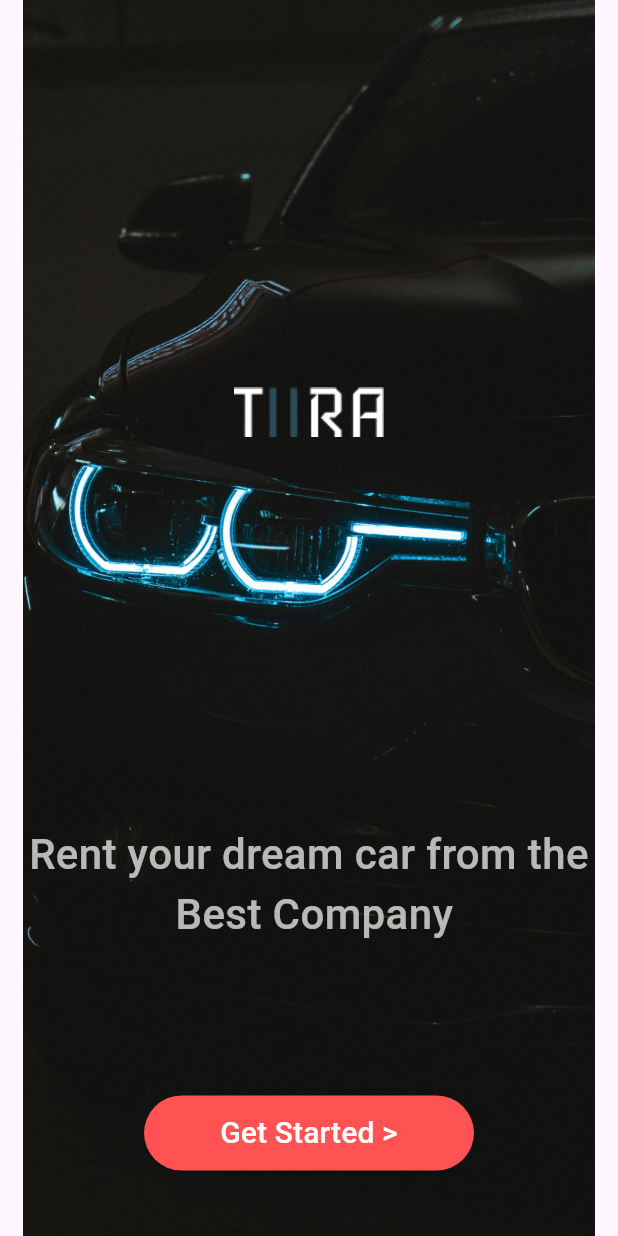
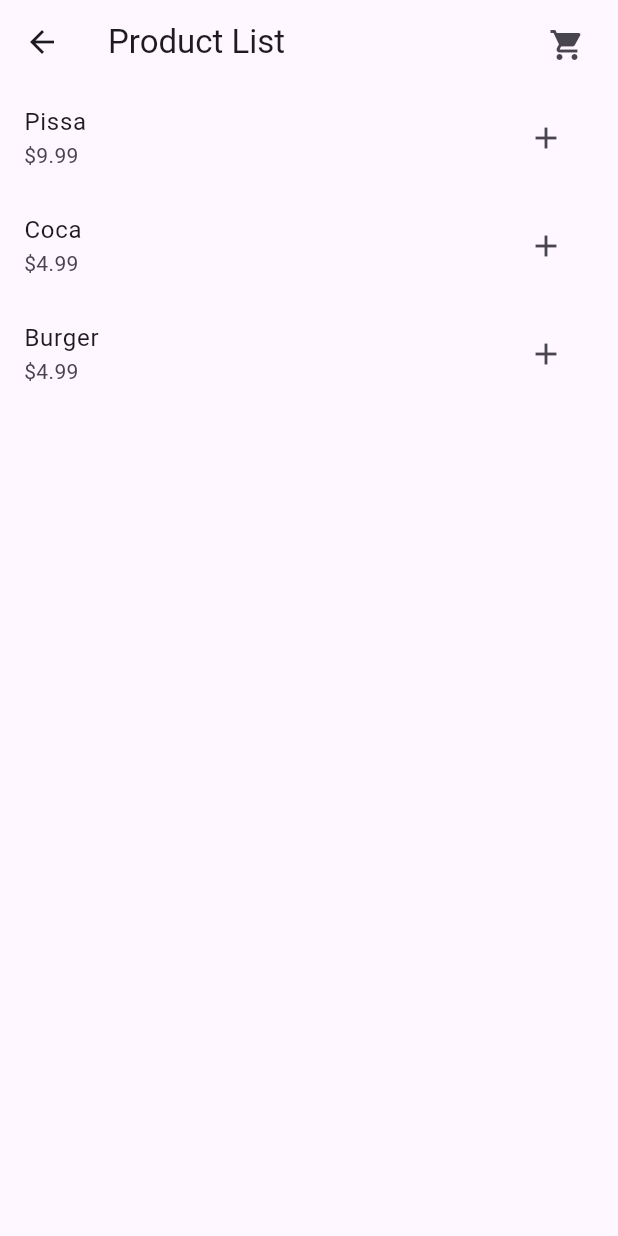
Before and after one commit to aelina-frontend/flutter_courses, a Flutter app: the screen it shows after launch, after a tap on "Get Started >", on a phone screen of 412 x 824 dp. Run offline on Flutter 3.47's test engine with Material 3 defaults, Android fonts, the light colour scheme and no system bars; our stand-ins replace font_awesome_flutter; Roboto replaces fonts that are missing (Hind, Inconsolata).

Commit message:
создала новую страницу с карточками и несколько новых файлов

```diff
--- a/lib/main.dart
+++ b/lib/main.dart
@@ -1,6 +1,11 @@
 import 'package:flutter/material.dart';
+import 'package:provider/provider.dart';
+import 'package:untitled1/screens/cart_provider.dart';
+import 'package:untitled1/screens/cart_screen.dart';
 import 'package:untitled1/screens/welcome_screen.dart';
+import 'package:untitled1/screens/product_list_screen.dart';
 import 'core/app_assets.dart';
+
 
 void main() {
   runApp(const MyApp());
@@ -11,9 +16,18 @@ class MyApp extends StatelessWidget {
 
   @override
   Widget build(BuildContext context) {
-    return const MaterialApp(
-      debugShowCheckedModeBanner: false,
-      home: WelcomeScreen(),
+    return ChangeNotifierProvider(
+      create: (context) => Cart(),
+      child: MaterialApp(
+        debugShowCheckedModeBanner: false,
+        initialRoute: '/loadSplash',
+        routes: {
+          '/loadSplash' : (context) =>  WelcomeScreen(),
+          '/productList' : (context) =>  ProductListScreen(),
+          '/cartScreen' : (context) =>  CartScreen(),
+
+        },
+      ),
     );
   }
 }
--- /dev/null
+++ b/lib/screens/cart_model.dart
@@ -0,0 +1,14 @@
+
+class CartItem {
+  final String id;
+  final String title;
+  final int quantity;
+  final double price;
+
+  CartItem(
+  {required this.id,
+    required this.title,
+    required this.quantity,
+    required this.price
+  });
+}
--- /dev/null
+++ b/lib/screens/data.dart
@@ -0,0 +1,7 @@
+
+const DUMMY_PRODUCTS = [
+  {'id' : '1', 'title' : 'Pissa', 'price' : 9.99},
+  {'id' : '2', 'title' : 'Coca', 'price' : 4.99},
+  {'id' : '3', 'title' : 'Burger', 'price' : 4.99},
+
+];
--- /dev/null
+++ b/lib/screens/product_list_screen.dart
@@ -0,0 +1,40 @@
+import 'package:flutter/material.dart';
+import 'package:untitled1/screens/data.dart';
+
+import 'cart_screen.dart';
+
+class ProductListScreen extends StatelessWidget {
+  const ProductListScreen({super.key});
+
+  @override
+  Widget build(BuildContext context) {
+    return Scaffold(
+      appBar: AppBar(
+        title: const Text('Product List'),
+        actions: [
+          Padding(padding: EdgeInsets.all(10),
+            child: IconButton(icon: Icon(Icons.shopping_cart),
+          onPressed: (){
+            Navigator.of(context).pushNamed('/cartScreen');
+            // Navigator.push(context, MaterialPageRoute(builder: (context) => CartScreen(),));
+          },
+          )
+          ),
+        ],
+      ),
+      body: ListView.builder(
+          itemCount: DUMMY_PRODUCTS.length,
+        itemBuilder: (ctx, i) => ListTile(
+          title: Text(DUMMY_PRODUCTS[i]['title'] as String),
+          subtitle: Text('\$${DUMMY_PRODUCTS[i]['price']}'),
+          trailing: IconButton(
+            icon: Icon(Icons.add),
+            onPressed: (){},
+          ),
+        ),
+
+      ),
+
+    );
+  }
+}
--- a/lib/screens/welcome_screen.dart
+++ b/lib/screens/welcome_screen.dart
@@ -44,7 +44,9 @@ class WelcomeScreen extends StatelessWidget {
                       flex: 2,
                       child: Center(
                         child: ElevatedButton(
-                          onPressed: () {},
+                          onPressed: () {
+                            Navigator.of(context).pushNamed('/productList');
+                          },
                           style: ButtonStyle(
                             backgroundColor: WidgetStateProperty.all(Colors.redAccent),
                             foregroundColor: WidgetStateProperty.all(Colors.white),
--- a/pubspec.yaml
+++ b/pubspec.yaml
@@ -35,6 +35,7 @@ dependencies:
   # The following adds the Cupertino Icons font to your application.
   # Use with the CupertinoIcons class for iOS style icons.
   cupertino_icons: ^1.0.6
+  provider: ^6.1.2
   font_awesome_flutter: ^10.7.0
 
 dev_dependencies:
```
Also changed, not shown: lib/screens/cart_provider.dart (added, +69 -0 lines), lib/screens/cart_screen.dart (added, +10 -0 lines), pubspec.lock.
